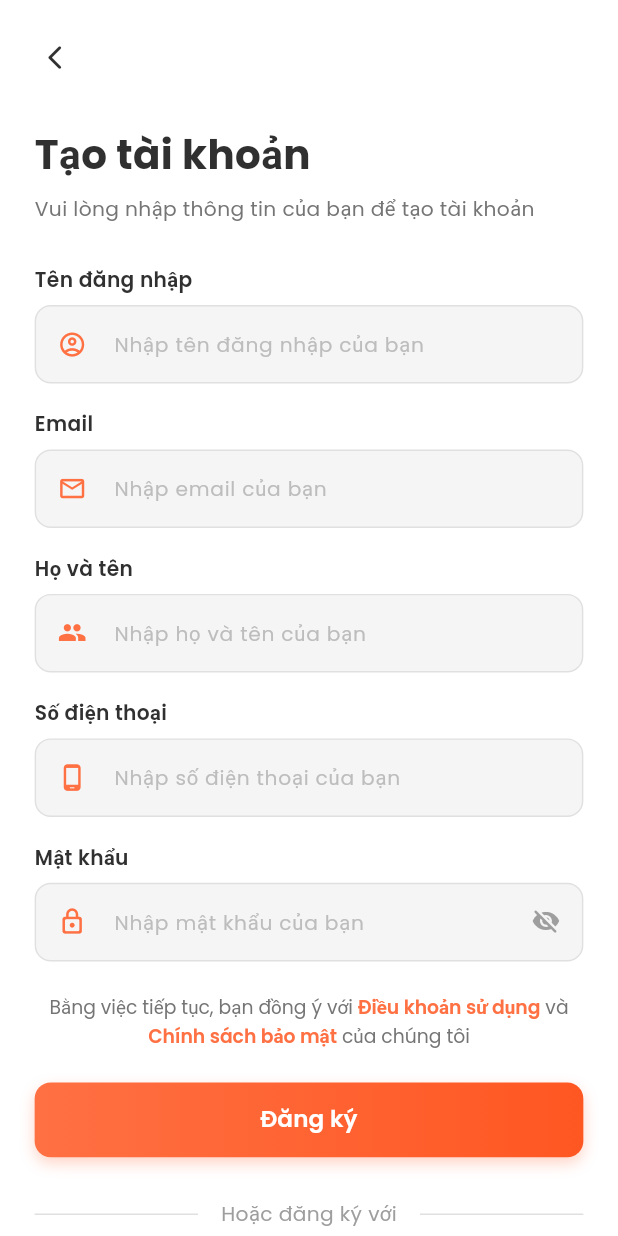
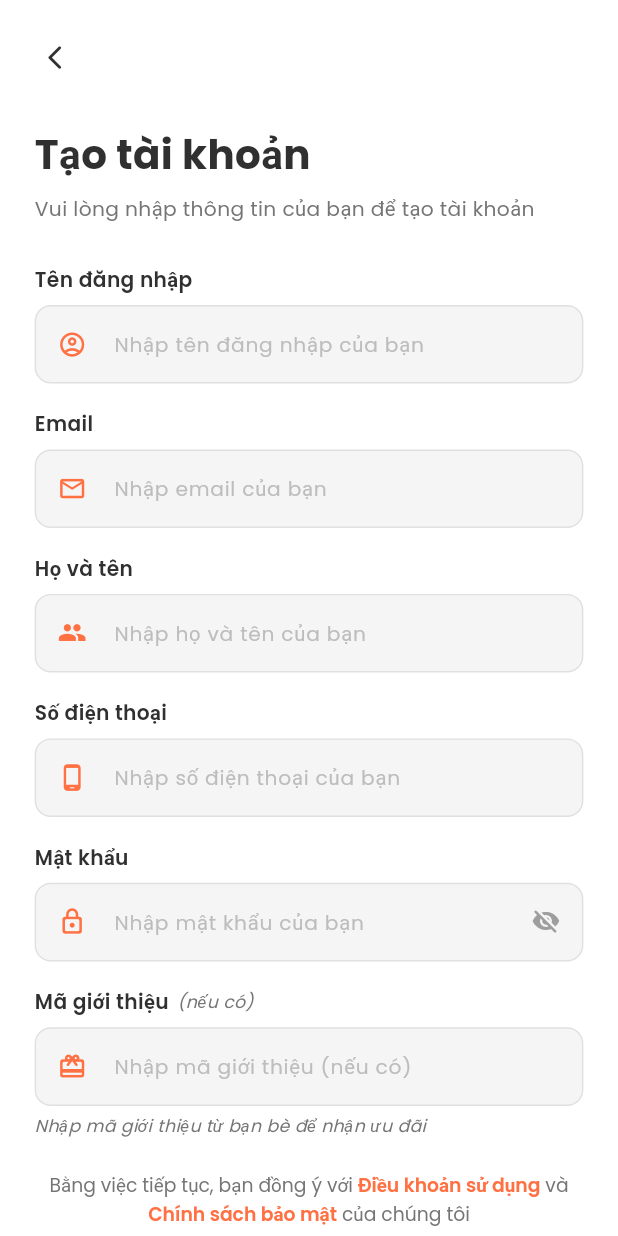
Before and after one commit to Ntsfullstack/food_delivery, a Flutter app: the SignUpScreen screen opened by its route, on a phone screen of 412 x 824 dp. Run offline on Flutter 3.47's test engine with Material 3 defaults, Android fonts, the phone set to English and light mode, and no system bars; drawn by our look-alikes of oktoast; our stand-ins replace cached_network_image, dio, dotted_border, firebase_remote_config, flutter_screenutil, flutter_svg and 10 more; missing offline and left inert: flutter_inappwebview; accounts and stored records are empty; key blocks and very long unbroken strings in the code were emptied for the run.

Commit message:
feat: add referral code support in registration process

```diff
--- a/lib/models/login/login.dart
+++ b/lib/models/login/login.dart
@@ -95,6 +95,7 @@ class RegisterRequest {
   final String password;
   final String fullName;
   final String phoneNumber;
+  final String? referralCode;
 
   RegisterRequest({
     required this.username,
@@ -102,6 +103,7 @@ class RegisterRequest {
     required this.password,
     required this.fullName,
     required this.phoneNumber,
+    this.referralCode,
   });
 
   Map<String, dynamic> toJson() {
@@ -111,6 +113,7 @@ class RegisterRequest {
       'password': password,
       'fullName': fullName,
       'phoneNumber': phoneNumber,
+      'referralCode': referralCode
     };
   }
 }
@@ -129,7 +132,6 @@ class RegisterResponse {
   });
 
   factory RegisterResponse.fromJson(Map<String, dynamic> json) {
-    // Handle nested data structure
     final Map<String, dynamic>? data =
         json['data'] != null ? Map<String, dynamic>.from(json['data']) : null;
 
--- a/lib/repository/auth_repository/auth_repository.dart
+++ b/lib/repository/auth_repository/auth_repository.dart
@@ -62,6 +62,7 @@ class AuthRepository {
     required String password,
     required String fullName,
     required String phoneNumber,
+    String? referralCode, // Thêm tham số này
   }) async {
     try {
       final registerRequest = RegisterRequest(
@@ -70,6 +71,7 @@ class AuthRepository {
         password: password,
         fullName: fullName,
         phoneNumber: phoneNumber,
+        referralCode: referralCode, // Truyền mã giới thiệu
       );
 
       final response = await _apiService.post(
--- a/lib/ui/register_screen/register_controller.dart
+++ b/lib/ui/register_screen/register_controller.dart
@@ -9,6 +9,7 @@ class RegisterController extends BaseController {
   final email = ''.obs;
   final mobileNumber = ''.obs;
   final password = ''.obs;
+  final referralCode = ''.obs; // Thêm biến cho mã giới thiệu
   final isPasswordVisible = false.obs;
 
   void togglePasswordVisibility() {
@@ -43,12 +44,14 @@ class RegisterController extends BaseController {
       showLoading(message: 'Đang đăng ký...');
 
       try {
+        // Thêm tham số referralCode vào API call
         final registerResponse = await authRepositories.register(
           username: username.value,
           email: email.value,
           password: password.value,
           fullName: fullName.value,
           phoneNumber: mobileNumber.value,
+          referralCode: referralCode.value, // Truyền mã giới thiệu (nếu có)
         );
 
         // Hide loading
--- a/lib/ui/register_screen/register_screen.dart
+++ b/lib/ui/register_screen/register_screen.dart
@@ -108,7 +108,7 @@ class SignUpScreen extends GetView<RegisterController> {
           hintText: 'Nhập họ và tên của bạn',
           icon: Icons.people,
           onChanged: (value) => controller.fullName.value = value,
-          keyboardType: TextInputType.phone,
+          keyboardType: TextInputType.text,
         ),
         SizedBox(height: 20.h),
         _buildInputField(
@@ -120,6 +120,8 @@ class SignUpScreen extends GetView<RegisterController> {
         ),
         SizedBox(height: 20.h),
         _buildPasswordField(),
+        SizedBox(height: 20.h),
+        _buildReferralCodeField(),
       ],
     );
   }
@@ -240,6 +242,79 @@ class SignUpScreen extends GetView<RegisterController> {
                 ),
               ),
             ),
+          ),
+        ),
+      ],
+    );
+  }
+
+  Widget _buildReferralCodeField() {
+    return Column(
+      crossAxisAlignment: CrossAxisAlignment.start,
+      children: [
+        Row(
+          children: [
+            Text(
+              'Mã giới thiệu',
+              style: GoogleFonts.poppins(
+                fontSize: 14.sp,
+                fontWeight: FontWeight.w600,
+                color: const Color(0xFF303030),
+              ),
+            ),
+            SizedBox(width: 6.w),
+            Text(
+              '(nếu có)',
+              style: GoogleFonts.poppins(
+                fontSize: 12.sp,
+                fontStyle: FontStyle.italic,
+                color: Colors.grey[600],
+              ),
+            ),
+          ],
+        ),
+        SizedBox(height: 8.h),
+        Container(
+          decoration: BoxDecoration(
+            color: Colors.grey[100],
+            borderRadius: BorderRadius.circular(12.r),
+            border: Border.all(
+              color: Colors.grey[300]!,
+              width: 1.w,
+            ),
+          ),
+          child: TextField(
+            onChanged: (value) => controller.referralCode.value = value,
+            style: GoogleFonts.poppins(
+              fontSize: 15.sp,
+              color: const Color(0xFF303030),
+            ),
+            decoration: InputDecoration(
+              hintText: 'Nhập mã giới thiệu (nếu có)',
+              hintStyle: GoogleFonts.poppins(
+                fontSize: 14.sp,
+                color: Colors.grey[400],
+              ),
+              border: InputBorder.none,
+              prefixIcon: Icon(
+                Icons.card_giftcard_rounded,
+                color: const Color(0xFFFF7043),
+                size: 20.sp,
+              ),
+              contentPadding: EdgeInsets.symmetric(
+                vertical: 16.h,
+                horizontal: 16.w,
+              ),
+            ),
+          ),
+        ),
+        SizedBox(height: 6.h),
+        Text(
+          'Nhập mã giới thiệu từ bạn bè để nhận ưu đãi',
+          style: GoogleFonts.poppins(
+            fontSize: 12.sp,
+            color: Colors.grey[600],
+            fontStyle: FontStyle.italic,
           ),
         ),
       ],
```
